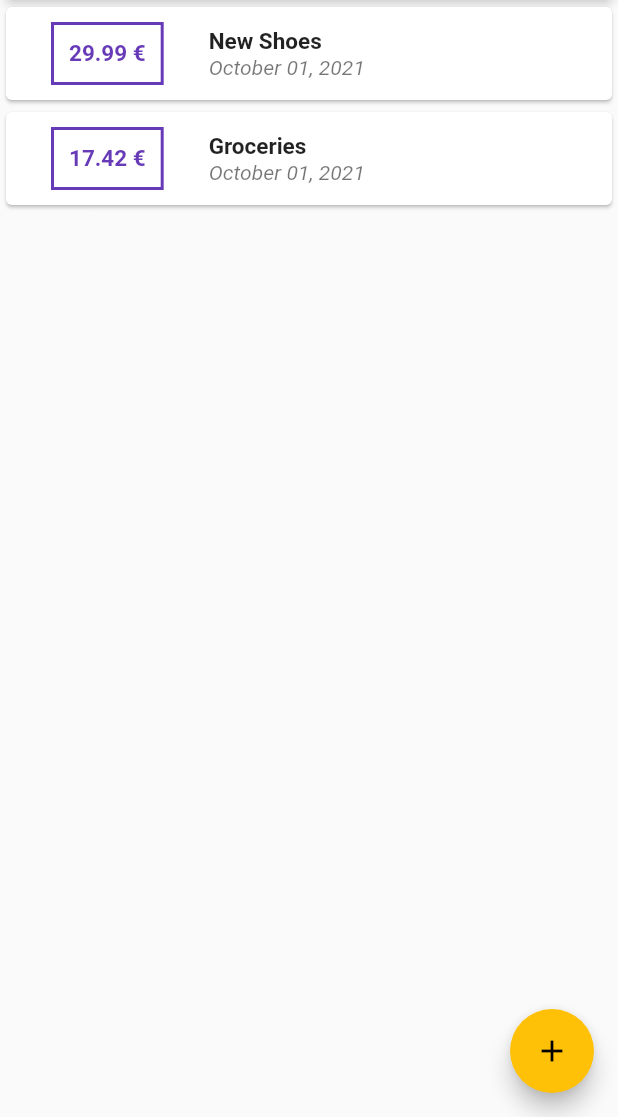
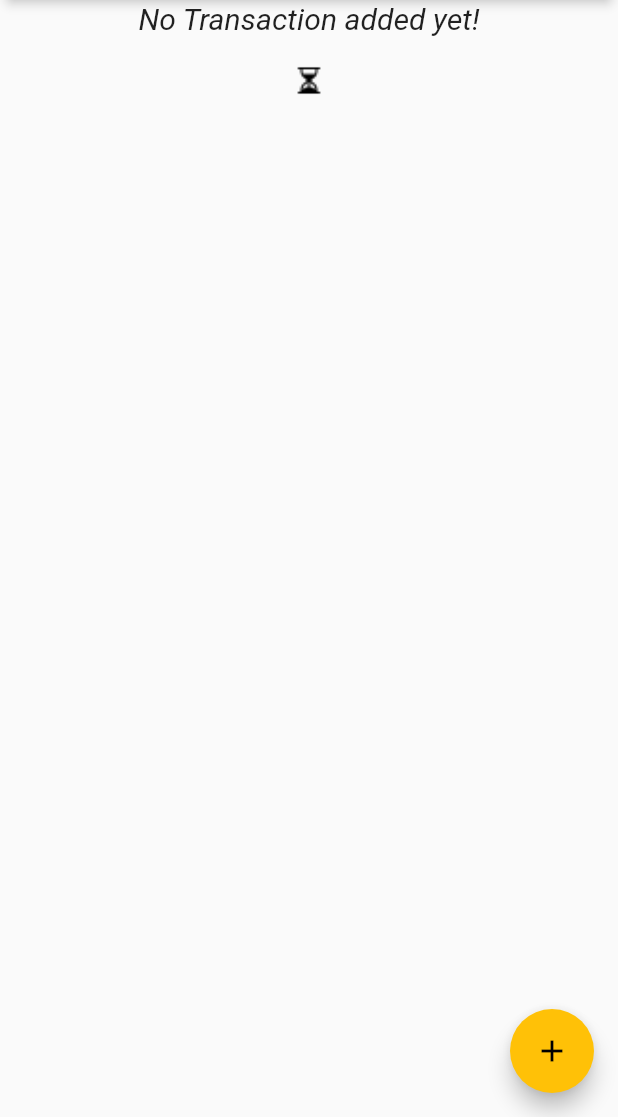
Before and after one commit to Korkmatik/Expensy, a Flutter app: the screen it shows after launch, on a phone screen of 412 x 824 dp, the part 119-1236 px from its top. Run offline on Flutter 3.47's test engine with Material 2 defaults, Android fonts, the phone set to English and light mode, and no system bars.

Commit message:
Add empty message for transactions

```diff
--- a/lib/main.dart
+++ b/lib/main.dart
@@ -35,10 +35,10 @@ class MyHomePage extends StatefulWidget {
 
 class _MyHomePageState extends State<MyHomePage> {
   final List<Transaction> _transactions = [
-    Transaction(
+    /*Transaction(
         id: 't1', title: 'New Shoes', amount: 29.99, date: DateTime.now()),
     Transaction(
-        id: 't2', title: 'Groceries', amount: 17.42, date: DateTime.now()),
+        id: 't2', title: 'Groceries', amount: 17.42, date: DateTime.now()),*/
   ];
 
   void _addNewTransaction(String title, double amount) {
--- a/lib/widgets/transaction_list.dart
+++ b/lib/widgets/transaction_list.dart
@@ -13,7 +13,11 @@ class TransactionList extends StatelessWidget {
   Widget build(BuildContext context) {
     return Container(
         height: 620,
-        child: ListView.builder(
+        child: _transactions.isEmpty ? Column(children: [
+          Text('No Transaction added yet!', style: Theme.of(context).textTheme.headline6,),
+          const SizedBox(height: 20,),
+          Container(height: 20, child: Image.asset('assets/images/hourglass-split.png', fit: BoxFit.cover,)),
+        ],) : ListView.builder(
           itemBuilder: (context, index) {
             return Card(
               child: Row(
--- a/pubspec.yaml
+++ b/pubspec.yaml
@@ -59,8 +59,8 @@ flutter:
   uses-material-design: true
 
   # To add assets to your application, add an assets section, like this:
-  # assets:
-  #   - images/a_dot_burr.jpeg
+  assets:
+    - assets/images/hourglass-split.png
   #   - images/a_dot_ham.jpeg
 
   # An image asset can refer to one or more resolution-specific "variants", see
```
Also changed, not shown: assets/images/hourglass-split.png (added), assets/images/hourglass-split.svg (added), 1 other file.
